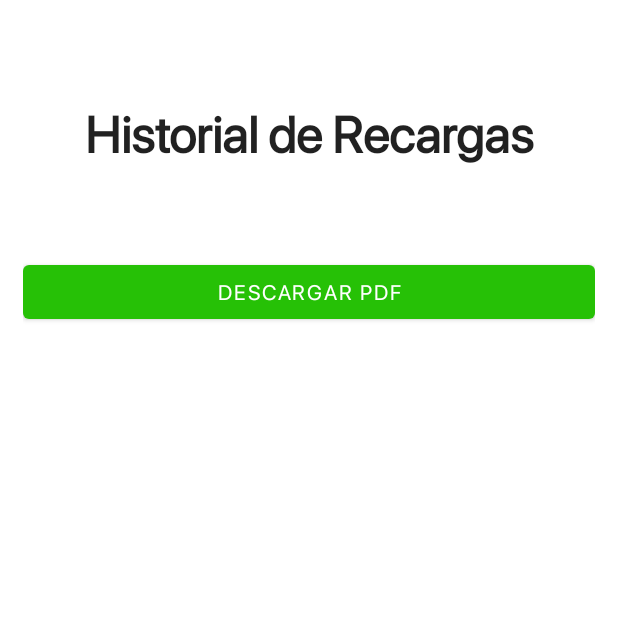
After one commit to JostinSamuel/AppLineaUnoV1, an Android app: the fragment MovimientoFragment shown on its own in the app's theme, on a phone screen of 412 x 824 dp, the top half of it. The commit adds this screen. Run offline under Robolectric (Android 15) with nearby library versions, the phone set to English and light mode, and no system bars; libraries missing offline, so code that uses them is left out: cn.pedant; network calls fail.

Commit message:
feat: culqi & pdf movimientos

```diff
--- a/app/src/main/AndroidManifest.xml
+++ b/app/src/main/AndroidManifest.xml
@@ -5,6 +5,7 @@
 
     <uses-permission android:name="android.permission.INTERNET" />
     <uses-permission android:name="android.permission.WRITE_EXTERNAL_STORAGE" />
+    <uses-permission android:name="android.permission.READ_EXTERNAL_STORAGE" />
 
     <application
         android:name=".App"
@@ -19,6 +20,9 @@
         android:theme="@style/Theme.AppLineaV1"
         android:usesCleartextTraffic="true"
         tools:targetApi="31">
+        <activity
+            android:name=".VerInvoiceActivity"
+            android:exported="false" />
         <activity
             android:name=".activities.RecargarSaldo"
             android:exported="true" />
--- a/app/src/main/java/com/linea/uno/applineav1/api/MovimientoApi.java
+++ b/app/src/main/java/com/linea/uno/applineav1/api/MovimientoApi.java
@@ -4,11 +4,14 @@ import com.linea.uno.applineav1.entities.Movimiento;
 import com.linea.uno.applineav1.entities.dto.GenerarMovimientoDTO;
 import com.linea.uno.applineav1.utils.GenericResponse;
 import java.util.List;
+
+import okhttp3.ResponseBody;
 import retrofit2.Call;
 import retrofit2.http.Body;
 import retrofit2.http.GET;
 import retrofit2.http.POST;
 import retrofit2.http.Path;
+import retrofit2.http.Streaming;
 
 public interface MovimientoApi {
 
@@ -22,4 +25,8 @@ public interface MovimientoApi {
 
     @GET(base+"/montoTotal/{email}")
     Call<Double> getMontoTotal(@Path("email") String email);
+
+    @Streaming
+    @GET(base+"/exportInvoice")
+    Call<ResponseBody> exportInvoice();
 }
--- a/app/src/main/java/com/linea/uno/applineav1/entities/Tarjeta.java
+++ b/app/src/main/java/com/linea/uno/applineav1/entities/Tarjeta.java
@@ -9,6 +9,10 @@ public class Tarjeta {
     private String anio_vencimiento;
     private Boolean estado;
     private Cliente cliente;
+
+    public Tarjeta(Integer id_tarjeta) {
+        this.id_tarjeta = id_tarjeta;
+    }
 
     public Integer getId_tarjeta() {
         return id_tarjeta;
--- a/app/src/main/java/com/linea/uno/applineav1/viewmodel/MovimientoViewModel.java
+++ b/app/src/main/java/com/linea/uno/applineav1/viewmodel/MovimientoViewModel.java
@@ -11,6 +11,8 @@ import com.linea.uno.applineav1.repository.MovimientoRepository;
 import com.linea.uno.applineav1.utils.GenericResponse;
 
 import java.util.List;
+
+import okhttp3.ResponseBody;
 
 public class MovimientoViewModel extends AndroidViewModel {
 
@@ -33,4 +35,8 @@ public class MovimientoViewModel extends AndroidViewModel {
     public LiveData<Double> getMontoTotal(String email){
         return this.repository.getMontoTotal(email);
     }
+
+    public LiveData<GenericResponse<ResponseBody>> exportInvoice(){
+        return repository.exportInvoice();
+    }
 }
--- a/app/src/main/res/layout/activity_card.xml
+++ b/app/src/main/res/layout/activity_card.xml
@@ -216,7 +216,7 @@
                     app:layout_constraintTop_toBottomOf="@+id/linearLayout5">
 
                     <com.google.android.material.button.MaterialButton
-                        android:id="@+id/btnCancelar"
+                        android:id="@+id/btnCancelarTarjeta"
                         android:layout_width="match_parent"
                         android:layout_height="wrap_content"
                         android:layout_gravity="end"
--- /dev/null
+++ b/app/src/main/res/layout/fragment_movimiento.xml
@@ -0,0 +1,69 @@
+<?xml version="1.0" encoding="utf-8"?>
+<LinearLayout xmlns:android="http://schemas.android.com/apk/res/android"
+    xmlns:app="http://schemas.android.com/apk/res-auto"
+    xmlns:tools="http://schemas.android.com/tools"
+    android:layout_width="match_parent"
+    android:layout_height="match_parent"
+    android:orientation="vertical"
+    android:layout_margin="5dp"
+    tools:context=".activities.ui.Movimientos.MovimientoFragment">
+
+    <ScrollView
+        android:layout_width="match_parent"
+        android:layout_height="match_parent">
+
+        <RelativeLayout
+            android:layout_width="wrap_content"
+            android:layout_height="wrap_content"
+            android:layout_marginLeft="10dp"
+            android:layout_marginRight="10dp">
+
+            <LinearLayout
+                android:id="@+id/linear_titulo"
+                android:layout_width="wrap_content"
+                android:layout_height="wrap_content"
+                android:layout_centerHorizontal="true"
+                android:layout_marginTop="60dp"
+                android:orientation="vertical">
+
+                <TextView
+                    android:layout_width="match_parent"
+                    android:layout_height="wrap_content"
+                    android:layout_gravity="center"
+                    android:fontFamily="@font/san_francisco"
+                    android:text="Historial de Recargas"
+                    android:textAlignment="center"
+                    android:textAppearance="@style/TextAppearance.AppCompat.Body1"
+                    android:textSize="34sp"
+                    android:textStyle="bold"/>
+            </LinearLayout>
+
+            <LinearLayout
+                android:layout_width="match_parent"
+                android:layout_height="match_parent"
+                android:layout_below="@+id/linear_titulo"
+                android:layout_marginTop="10dp"
+                android:orientation="vertical">
+
+                <LinearLayout
+                    android:id="@+id/linearLayout5"
+                    android:layout_width="match_parent"
+                    android:layout_height="wrap_content"
+                    android:layout_marginTop="50dp"
+                    android:orientation="horizontal"
+                    app:layout_constraintTop_toBottomOf="@+id/linearLayout4">
+
+                    <com.google.android.material.button.MaterialButton
+                        android:id="@+id/btn_descargarPDF"
+                        android:layout_width="match_parent"
+                        android:layout_height="wrap_content"
+                        android:layout_gravity="end"
+                        android:layout_marginTop="5dp"
+                        android:fontFamily="@font/san_francisco"
+                        android:text="Descargar pdf"
+                        android:textColor="@color/white" />
+                </LinearLayout>
+            </LinearLayout>
+        </RelativeLayout>
+    </ScrollView>
+</LinearLayout>
--- a/app/src/main/res/navigation/mobile_navigation.xml
+++ b/app/src/main/res/navigation/mobile_navigation.xml
@@ -13,9 +13,9 @@
 
     <fragment
         android:id="@+id/nav_movimientos"
-        android:name="com.linea.uno.applineav1.activities.ui.Movimientos.GalleryFragment"
+        android:name="com.linea.uno.applineav1.activities.ui.Movimientos.MovimientoFragment"
         android:label="@string/menu_movimientos"
-        tools:layout="@layout/fragment_gallery" />
+        tools:layout="@layout/fragment_movimiento" />
 
     <fragment
         android:id="@+id/nav_perfil"
--- a/build.gradle
+++ b/build.gradle
@@ -12,7 +12,6 @@ buildscript {
     }
 }
 
-
 task clean(type: Delete) {
     delete rootProject.buildDir
 }
```
Also changed, not shown: app/src/main/java/com/linea/uno/applineav1/activities/CardActivity.java (+17 -4 lines), app/src/main/java/com/linea/uno/applineav1/activities/RecargarSaldo.java (+8 -18 lines), app/src/main/java/com/linea/uno/applineav1/activities/ui/Movimientos/GalleryFragment.java (deleted, +0 -37 lines), app/src/main/java/com/linea/uno/applineav1/activities/ui/Movimientos/GalleryViewModel.java (deleted, +0 -19 lines), app/src/main/java/com/linea/uno/applineav1/activities/ui/Movimientos/MovimientoFragment.java (added, +138 -0 lines), app/src/main/java/com/linea/uno/applineav1/entities/Cliente.java (+0 -12 lines), app/src/main/java/com/linea/uno/applineav1/entities/Detalle.java (deleted, +0 -53 lines), app/src/main/java/com/linea/uno/applineav1/entities/dto/GenerarMovimientoDTO.java (+0 -14 lines), app/src/main/java/com/linea/uno/applineav1/repository/MovimientoRepository.java (+28 -1 lines), app/src/main/java/com/linea/uno/applineav1/utils/Globals.java (added, +19 -0 lines), app/src/main/res/layout/fragment_gallery.xml (deleted, +0 -22 lines).
